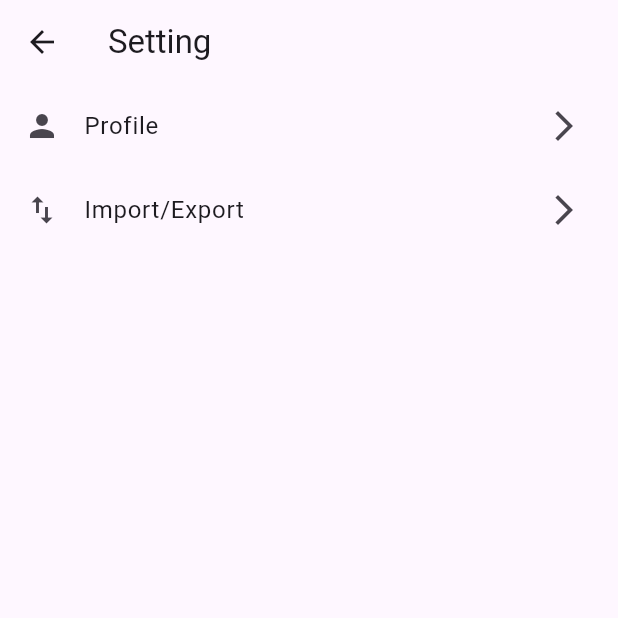
After one commit to Bryce-Kaddouri/bk_compare_price_clean_structure, a Flutter app: the SettingScreen screen opened directly, on a phone screen of 412 x 824 dp, the top half of it. The commit adds this screen. Run offline on Flutter 3.47's test engine with Material 2 defaults, Android fonts, the phone set to English and light mode, and no system bars; our stand-ins replace cloud_firestore, file_picker, firebase_auth, firebase_core, firebase_storage, fl_chart and 3 more; accounts and stored records are empty.

```diff
--- a/lib/main.dart
+++ b/lib/main.dart
@@ -65,70 +65,43 @@ void main() async {
   final FirebaseFirestore firestore = FirebaseFirestore.instance;
   final FirebaseStorage storage = FirebaseStorage.instance;
 
-  final AuthRepository authRepository =
-      AuthRepositoryImpl(dataSource: AuthDataSource(auth: auth));
-  final SupplierRepository supplierRepository = SupplierRepositoryImpl(
-      dataSource: SupplierDataSource(
-          firestore: firestore, storage: storage, auth: auth));
-  final ProductRepository productRepository = ProductRepositoryImpl(
-      dataSource: ProductDataSource(
-          firestore: firestore, storage: storage, auth: auth));
+  final AuthRepository authRepository = AuthRepositoryImpl(dataSource: AuthDataSource(auth: auth));
+  final SupplierRepository supplierRepository = SupplierRepositoryImpl(dataSource: SupplierDataSource(firestore: firestore, storage: storage, auth: auth));
+  final ProductRepository productRepository = ProductRepositoryImpl(dataSource: ProductDataSource(firestore: firestore, storage: storage, auth: auth));
   runApp(MultiProvider(providers: [
     ChangeNotifierProvider(
       create: (_) => AuthenticationProvider(
         signupUseCase: SignupUsecase(repository: authRepository),
         signinUseCase: SigninUseCase(repository: authRepository),
-        sendResetPasswordUseCase:
-            SendResetPasswordUseCase(repository: authRepository),
+        sendResetPasswordUseCase: SendResetPasswordUseCase(repository: authRepository),
         signoutUseCase: SignoutUseCase(repository: authRepository),
-        getCurrentUserUseCase:
-            GetCurrentUserUseCase(repository: authRepository),
+        getCurrentUserUseCase: GetCurrentUserUseCase(repository: authRepository),
       ),
     ),
     ChangeNotifierProvider(
         create: (_) => SupplierProvider(
-              addSupplierUseCase:
-                  AddSupplierUseCase(repository: supplierRepository),
-              uploadImageUseCase:
-                  UploadImageUseCase(repository: supplierRepository),
-              getAllSuppliersUseCase:
-                  GetAllSupplierUseCase(repository: supplierRepository),
-              getSupplierByIdUseCase:
-                  GetSupplierByIdUseCase(repository: supplierRepository),
-              updateSupplierUseCase:
-                  UpdateSupplierUseCase(supplierRepository: supplierRepository),
-              deleteSupplierUseCase:
-                  DeleteSupplierUseCase(supplierRepository: supplierRepository),
-              updatePhotoUrlUseCase:
-                  UpdatePhotoUrlUseCase(repository: supplierRepository),
+              addSupplierUseCase: AddSupplierUseCase(repository: supplierRepository),
+              uploadImageUseCase: UploadImageUseCase(repository: supplierRepository),
+              getAllSuppliersUseCase: GetAllSupplierUseCase(repository: supplierRepository),
+              getSupplierByIdUseCase: GetSupplierByIdUseCase(repository: supplierRepository),
+              updateSupplierUseCase: UpdateSupplierUseCase(supplierRepository: supplierRepository),
+              deleteSupplierUseCase: DeleteSupplierUseCase(supplierRepository: supplierRepository),
+              updatePhotoUrlUseCase: UpdatePhotoUrlUseCase(repository: supplierRepository),
             )),
     ChangeNotifierProvider(
         create: (_) => ProductProvider(
-              addProductUseCase:
-                  AddProductUseCase(repository: productRepository),
-              uploadImageUseCase:
-                  ProductUploadImageUseCase(repository: productRepository),
-              getAllProductsUseCase:
-                  GetAllProductsUseCase(repository: productRepository),
-              getProductByIdUseCase:
-                  GetProductByIdUseCase(repository: productRepository),
-              updateProductUseCase:
-                  UpdateProductUseCase(repository: productRepository),
-              deleteProductUseCase:
-                  DeleteProductUseCase(repository: productRepository),
-              updatePhotoUrlUseCase:
-                  ProductUpdatePhotoUrlUseCase(repository: productRepository),
-              addProductPriceUseCase:
-                  AddProductPriceUseCase(repository: productRepository),
-              deleteProductPriceUseCase:
-                  DeleteProductPriceUseCase(repository: productRepository),
-              updateProductPriceUseCase:
-                  UpdateProductPriceUseCase(repository: productRepository),
+              addProductUseCase: AddProductUseCase(repository: productRepository),
+              uploadImageUseCase: ProductUploadImageUseCase(repository: productRepository),
+              getAllProductsUseCase: GetAllProductsUseCase(repository: productRepository),
+              getProductByIdUseCase: GetProductByIdUseCase(repository: productRepository),
+              updateProductUseCase: UpdateProductUseCase(repository: productRepository),
+              deleteProductUseCase: DeleteProductUseCase(repository: productRepository),
+              updatePhotoUrlUseCase: ProductUpdatePhotoUrlUseCase(repository: productRepository),
+              addProductPriceUseCase: AddProductPriceUseCase(repository: productRepository),
+              deleteProductPriceUseCase: DeleteProductPriceUseCase(repository: productRepository),
+              updateProductPriceUseCase: UpdateProductPriceUseCase(repository: productRepository),
             )),
-    ChangeNotifierProvider(
-        create: (_) => SearchProvider(
-            getProductByIdUseCase:
-                GetProductByIdUseCase(repository: productRepository))),
+    ChangeNotifierProvider(create: (_) => SearchProvider(getProductByIdUseCase: GetProductByIdUseCase(repository: productRepository))),
     ChangeNotifierProvider(
       create: (_) => LineChartProvider(),
     ),
@@ -149,22 +122,15 @@ class MyApp extends StatelessWidget {
         GetPage(name: '/reset-password', page: () => SigninScreen()),
         GetPage(name: '/suppliers', page: () => const SuppliersScreen()),
         GetPage(name: '/suppliers/add', page: () => const AddSupplierScreen()),
-        GetPage(
-            name: '/suppliers/add/upload-image/:id',
-            page: () => UploadingScreen(supplierId: Get.parameters['id']!)),
-        GetPage(
-            name: '/suppliers/detail/:id',
-            page: () =>
-                SupplierDetailScreen(supplierId: Get.parameters['id']!)),
+        GetPage(name: '/suppliers/add/upload-image/:id', page: () => UploadingScreen(supplierId: Get.parameters['id']!)),
+        GetPage(name: '/suppliers/detail/:id', page: () => SupplierDetailScreen(supplierId: Get.parameters['id']!)),
         GetPage(name: '/products', page: () => ProductsScreen()),
         GetPage(name: '/products/add', page: () => AddProductScreen()),
-        GetPage(
-            name: '/products/add/upload-image/:id',
-            page: () =>
-                ProductUploadingScreen(productId: Get.parameters['id']!)),
-        GetPage(
-            name: '/products/detail/:id',
-            page: () => ProductDetailScreen(productId: Get.parameters['id']!)),
+        GetPage(name: '/products/add/upload-image/:id', page: () => ProductUploadingScreen(productId: Get.parameters['id']!)),
+        GetPage(name: '/products/detail/:id', page: () => ProductDetailScreen(productId: Get.parameters['id']!)),
+        GetPage(name: '/setting', page: () => const SettingScreen()),
+        GetPage(name: '/setting/import-export', page: () => const ImportExportScreen()),
+        GetPage(name: '/setting/import-export/import', page: () => const ImportScreen()),
       ],
       title: 'Flutter Demo',
       theme: ThemeData(
--- a/lib/src/features/home/presentation/screen/home_screen.dart
+++ b/lib/src/features/home/presentation/screen/home_screen.dart
@@ -26,8 +26,7 @@ class _HomeScreenState extends State<HomeScreen> {
       context.read<SupplierProvider>().getAllSuppliers();
       context.read<ProductProvider>().getAllProducts();
       if (context.read<ProductProvider>().selectedProduct != null) {
-        context.read<ProductProvider>().getProductById(
-            context.read<ProductProvider>().selectedProduct!.id, true);
+        context.read<ProductProvider>().getProductById(context.read<ProductProvider>().selectedProduct!.id, true);
       }
     });
   }
@@ -63,6 +62,12 @@ class _HomeScreenState extends State<HomeScreen> {
               },
             ),
             ListTile(
+              title: const Text('Settings'),
+              onTap: () {
+                Get.toNamed('/setting');
+              },
+            ),
+            ListTile(
               title: const Text('Logout'),
               onTap: () {
                 context.read<AuthenticationProvider>().signout();
@@ -93,10 +98,7 @@ class _HomeScreenState extends State<HomeScreen> {
                           borderRadius: BorderRadius.circular(10),
                         ),
                         child: Column(children: [
-                          const Text('Current Price by Supplier',
-                              style: TextStyle(
-                                  fontSize: 24,
-                                  decoration: TextDecoration.underline)),
+                          const Text('Current Price by Supplier', style: TextStyle(fontSize: 24, decoration: TextDecoration.underline)),
                           Padding(
                             padding: EdgeInsets.all(10),
                             child: BarChartWidget(),
@@ -114,13 +116,7 @@ class _HomeScreenState extends State<HomeScreen> {
                               SizedBox(
                                 width: 10,
                               ),
-                              const Expanded(
-                                  child: Text('Price History by Supplier',
-                                      textAlign: TextAlign.center,
-                                      style: TextStyle(
-                                          fontSize: 24,
-                                          decoration:
-                                              TextDecoration.underline))),
+                              const Expanded(child: Text('Price History by Supplier', textAlign: TextAlign.center, style: TextStyle(fontSize: 24, decoration: TextDecoration.underline))),
                               DropdownButton(
                                 items: context
                                     .watch<SearchProvider>()
@@ -131,13 +127,9 @@ class _HomeScreenState extends State<HomeScreen> {
                                         ))
                                     .toList(),
                                 onChanged: (value) {
-                                  context
-                                      .read<SearchProvider>()
-                                      .setSelectedYear(value!);
+                                  context.read<SearchProvider>().setSelectedYear(value!);
                                 },
-                                value: context
-                                    .watch<SearchProvider>()
-                                    .selectedYear,
+                                value: context.watch<SearchProvider>().selectedYear,
                               ),
                               const SizedBox(
                                 width: 10,
@@ -152,14 +144,9 @@ class _HomeScreenState extends State<HomeScreen> {
                             height: 50,
                             child: ListView.builder(
                                 scrollDirection: Axis.horizontal,
-                                itemCount: context
-                                    .read<SearchProvider>()
-                                    .suppliers
-                                    .length,
+                                itemCount: context.read<SearchProvider>().suppliers.length,
                                 itemBuilder: (context, index) {
-                                  String supplierId = context
-                                      .read<SearchProvider>()
-                                      .suppliers[index];
+                                  String supplierId = context.read<SearchProvider>().suppliers[index];
                                   return Container(
                                     margin: const EdgeInsets.all(5),
                                     child: Row(children: [
@@ -167,25 +154,14 @@ class _HomeScreenState extends State<HomeScreen> {
                                         height: 20,
                                         width: 20,
                                         decoration: BoxDecoration(
-                                          color: context
-                                              .read<SupplierProvider>()
-                                              .suppliers
-                                              .firstWhere((element) =>
-                                                  element.id == supplierId)
-                                              .color,
-                                          borderRadius:
-                                              BorderRadius.circular(5),
+                                          color: context.read<SupplierProvider>().suppliers.firstWhere((element) => element.id == supplierId).color,
+                                          borderRadius: BorderRadius.circular(5),
                                         ),
                                       ),
                                       const SizedBox(
                                         width: 5,
                                       ),
-                                      Text(context
-                                          .read<SupplierProvider>()
-                                          .suppliers
-                                          .firstWhere((element) =>
-                                              element.id == supplierId)
-                                          .name),
+                                      Text(context.read<SupplierProvider>().suppliers.firstWhere((element) => element.id == supplierId).name),
                                     ]),
                                   );
                                 }),
--- /dev/null
+++ b/lib/src/features/setting/presentation/screen/setting_screen.dart
@@ -0,0 +1,35 @@
+import 'package:flutter/material.dart';
+import 'package:get/get.dart';
+
+class SettingScreen extends StatelessWidget {
+  const SettingScreen({super.key});
+
+  @override
+  Widget build(BuildContext context) {
+    return Scaffold(
+      appBar: AppBar(
+        title: const Text('Setting'),
+      ),
+      body: ListView(
+        children: [
+          ListTile(
+            leading: const Icon(Icons.person),
+            title: const Text('Profile'),
+            onTap: () {
+              print('Profile');
+            },
+            trailing: const Icon(Icons.arrow_forward_ios),
+          ),
+          ListTile(
+            leading: const Icon(Icons.import_export),
+            title: const Text('Import/Export'),
+            onTap: () {
+              Get.toNamed('/setting/import-export');
+            },
+            trailing: const Icon(Icons.arrow_forward_ios),
+          ),
+        ],
+      ),
+    );
+  }
+}
--- a/pubspec.yaml
+++ b/pubspec.yaml
@@ -42,9 +42,11 @@ dependencies:
   firebase_storage: ^11.5.6
   image_picker: ^1.0.5
   get: ^4.6.5
-  fl_chart: ^0.60.0
+  fl_chart: ^0.65.0
   intl: ^0.19.0
   flutter_colorpicker: ^1.0.3
+  file_picker: ^6.1.1
+  csv: ^5.1.1
 
 dev_dependencies:
   flutter_test:
@@ -55,7 +57,7 @@ dev_dependencies:
   # activated in the `analysis_options.yaml` file located at the root of your
   # package. See that file for information about deactivating specific lint
   # rules and activating additional ones.
-  flutter_lints: ^2.0.0
+  flutter_lints: ^3.0.1
 
 # For information on the generic Dart part of this file, see the
 # following page: https://dart.dev/tools/pub/pubspec
```
Also changed, not shown: lib/src/features/import_export/presentation/screen/Import_export_screen.dart (added, +35 -0 lines), lib/src/features/import_export/presentation/screen/import_screen.dart (added, +68 -0 lines), pubspec.lock.
